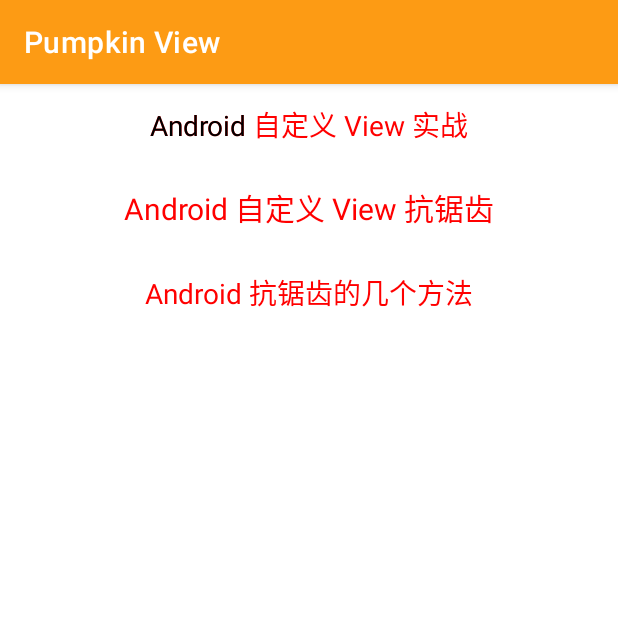
After one commit to chuwuwang/open-android-view, an Android app: the GradientTextViewActivity screen opened directly, with no data from a screen before it, on a phone screen of 412 x 824 dp, the top half of it. The commit adds this screen. Run offline under Robolectric (Android 15) with nearby library versions, the phone set to English and light mode, and no system bars.

Commit message:
feat: add GradientTextView

```diff
--- a/app/src/main/AndroidManifest.xml
+++ b/app/src/main/AndroidManifest.xml
@@ -23,6 +23,7 @@
 
         <activity android:name=".ui.text.TextActivity" />
         <activity android:name=".ui.text.ScrollNumberViewActivity" />
+        <activity android:name=".ui.text.GradientTextViewActivity" />
 
         <activity android:name=".ui.image.ImageActivity" />
         <activity android:name=".ui.image.GraphicsVerifyViewActivity" />
--- /dev/null
+++ b/app/src/main/java/com/cat/view/customize/text/GradientTextView.kt
@@ -0,0 +1,154 @@
+package com.cat.view.customize.text
+
+import android.content.Context
+import android.graphics.Canvas
+import android.graphics.Color
+import android.graphics.Paint
+import android.util.AttributeSet
+import android.view.MotionEvent
+import androidx.appcompat.widget.AppCompatEditText
+import com.cat.view.R
+
+/**
+ * 渐变文字 (上下层颜色渐变)
+ * 通过手指滑动改变百分比
+ */
+class GradientTextView @JvmOverloads constructor(
+    context: Context,
+    attrs: AttributeSet ? = null,
+    defStyleAttr: Int = 0,
+) : AppCompatEditText(context, attrs, defStyleAttr) {
+
+    private var text = ""
+    private var textSize = 0
+    private var upColor = Color.BLACK   // 上层颜色
+    private var belowColor = Color.RED  // 底层颜色
+    private val paint = Paint().apply { isAntiAlias = true }
+
+    private var slidingMode = SLIDING_START
+
+    private val typedArray = context.obtainStyledAttributes(attrs, R.styleable.GradientTextView, defStyleAttr, 0)
+
+    init {
+        try {
+            text = typedArray.getString(R.styleable.GradientTextView_gradient_text) ?: ""
+            upColor = typedArray.getColor(R.styleable.GradientTextView_gradient_upColor, Color.BLACK)
+            belowColor = typedArray.getColor(R.styleable.GradientTextView_gradient_belowColor, Color.RED)
+            textSize = typedArray.getDimension(R.styleable.GradientTextView_gradient_textSize, 28f).toInt()
+            paint.textSize = textSize.toFloat()
+        } finally {
+            typedArray.recycle()
+        }
+        isEnabled = false
+        isClickable = true
+        isFocusable = false
+    }
+
+    fun setSlidingMode(mode: Int) {
+        slidingMode = mode
+    }
+
+    var slidingPercent: Float = 0.0f
+        set(value) {
+            field = value
+            invalidate()
+        }
+
+    override fun onDraw(canvas: Canvas) {
+        super.onDraw(canvas)
+        // 绘制垂直居中线
+        // drawCenterLineLineX(canvas)
+
+        // 绘制水平居中线
+        // drawCenterLineLineY(canvas)
+
+        val viewWidth = width / 2
+        val textWidth = paint.measureText(text)
+        val fontMetrics: Paint.FontMetrics = paint.fontMetrics
+        val start = viewWidth - textWidth / 2
+        var end = (height / 2) - (fontMetrics.ascent + fontMetrics.descent) / 2
+
+        // 绘制中心文字 [底层]
+        drawBelowCenterText(canvas, start, end)
+        when (slidingMode) {
+            SLIDING_START -> {
+                end = start + textWidth * slidingPercent
+                val endInt = end.toInt()
+                val startInt = start.toInt()
+                drawUpCenterText(canvas, upColor, startInt, endInt)
+            }
+            SLIDING_END -> {
+                // 结束位置 (1-percent) 表示从右往左滑动
+                end = start + textWidth * (1 - slidingPercent)
+                val endInt = end.toInt()
+                val endEndInt = (start + textWidth).toInt()
+                drawUpCenterText(canvas, upColor, endInt, endEndInt)
+            }
+        }
+    }
+
+    private fun drawUpCenterText(canvas: Canvas, color: Int, start: Int, end: Int) {
+        paint.color = color
+        canvas.save()
+        canvas.clipRect(start, 0, end, height)
+
+        val descent = paint.descent()
+        val ascent = paint.ascent()
+        val textY = (height / 2) - (descent + ascent) / 2
+        val start2 = width / 2 - paint.measureText(text) / 2
+
+        canvas.drawText(text, start2, textY, paint)
+        canvas.restore()
+    }
+
+    private fun drawBelowCenterText(canvas: Canvas, start: Float, end: Float) {
+        paint.color = belowColor
+        canvas.save()
+        canvas.drawText(text, start, end, paint)
+        canvas.restore()
+    }
+
+    private fun drawCenterLineLineX(canvas: Canvas) {
+        paint.style = Paint.Style.FILL
+        paint.color = Color.RED
+        paint.strokeWidth = 3f
+        val stopX = (width / 2).toFloat()
+        val startX = (width / 2).toFloat()
+        canvas.drawLine(startX, 0f, stopX, height.toFloat(), paint)
+    }
+
+    private fun drawCenterLineLineY(canvas: Canvas) {
+        paint.style = Paint.Style.FILL
+        paint.color = Color.RED
+        paint.strokeWidth = 3f
+        canvas.drawLine(0f, height / 2.toFloat(), width.toFloat(), height / 2.toFloat(), paint)
+    }
+
+    override fun onTouchEvent(event: MotionEvent ? ): Boolean {
+       if(event == null) return super.onTouchEvent(event)
+        when (event.action) {
+            MotionEvent.ACTION_MOVE -> {
+                when (slidingMode) {
+                    SLIDING_START -> {
+                        slidingPercent = event.x / width
+                    }
+                    SLIDING_END -> {
+                        slidingPercent = 1 - event.x / width
+                    }
+                }
+                invalidate()
+                return true
+            }
+        }
+        return super.onTouchEvent(event)
+    }
+
+    companion object {
+
+        const val SLIDING_START = 0
+
+        const val SLIDING_END = 1
+
+    }
+
+}
--- /dev/null
+++ b/app/src/main/java/com/cat/view/ui/text/GradientTextViewActivity.kt
@@ -0,0 +1,12 @@
+package com.cat.view.ui.text
+
+import com.cat.view.databinding.ActivityTextGradientBinding
+import com.cat.view.ui.ViewBindingActivity
+
+class GradientTextViewActivity : ViewBindingActivity<ActivityTextGradientBinding>() {
+
+    override fun init() {
+        binding.gradientText.slidingPercent = 0.3f
+    }
+
+}
--- a/app/src/main/java/com/cat/view/ui/text/TextActivity.kt
+++ b/app/src/main/java/com/cat/view/ui/text/TextActivity.kt
@@ -12,6 +12,7 @@ class TextActivity : ViewBindingActivity<ActivityTextMainBinding>() {
 
     private fun initView() {
         binding.btnScrollNumber.setOnClickListener { openActivity<ScrollNumberViewActivity>() }
+        binding.btnGradientScroll.setOnClickListener { openActivity<GradientTextViewActivity>() }
     }
 
 }
--- /dev/null
+++ b/app/src/main/res/layout/activity_text_gradient.xml
@@ -0,0 +1,25 @@
+<?xml version="1.0" encoding="utf-8"?>
+<androidx.appcompat.widget.LinearLayoutCompat xmlns:android="http://schemas.android.com/apk/res/android"
+    xmlns:app="http://schemas.android.com/apk/res-auto"
+    android:layout_width="match_parent"
+    android:layout_height="match_parent"
+    android:orientation="vertical">
+
+    <com.cat.view.customize.text.GradientTextView
+        android:id="@+id/gradient_text"
+        android:layout_width="match_parent"
+        android:layout_height="56dp"
+        app:gradient_text="Android 自定义 View 实战" />
+
+    <com.cat.view.customize.text.GradientTextView
+        android:layout_width="match_parent"
+        android:layout_height="56dp"
+        app:gradient_text="Android 自定义 View 抗锯齿"
+        app:gradient_textSize="20sp" />
+
+    <com.cat.view.customize.text.GradientTextView
+        android:layout_width="match_parent"
+        android:layout_height="56dp"
+        app:gradient_text="Android 抗锯齿的几个方法" />
+
+</androidx.appcompat.widget.LinearLayoutCompat>
```
Also changed, not shown: app/src/main/res/layout/activity_text_main.xml (+13 -1 lines), app/src/main/res/values/attrs.xml (+11 -0 lines).
